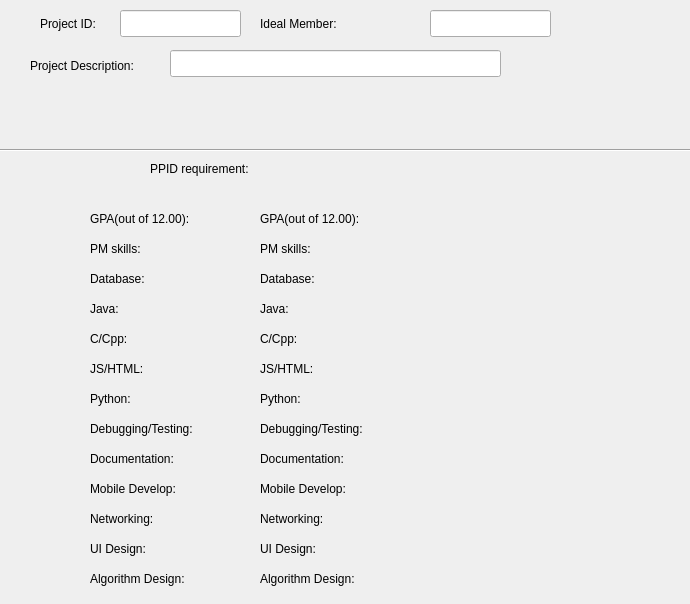
Above: d2/adminprojectwindow.ui from forshakuras/3004 before the change. Below: the same form after it.
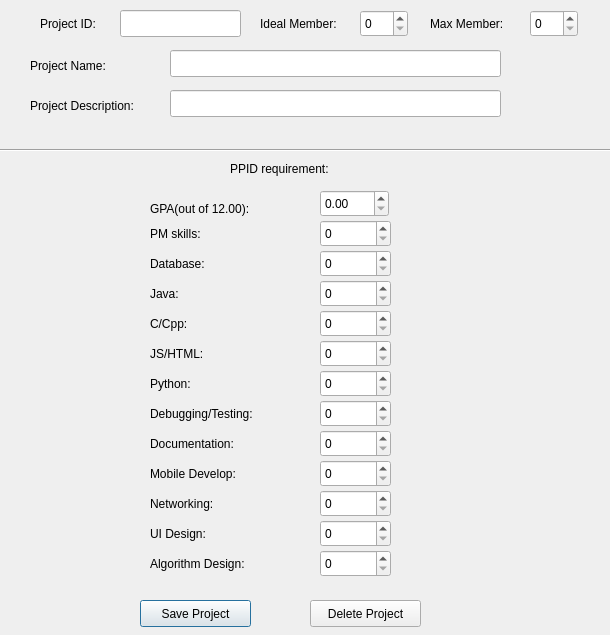
That is the form after the change.

Commit message: admin project window

```diff
--- a/d2/adminprojectwindow.ui
+++ b/d2/adminprojectwindow.ui
@@ -6,52 +6,13 @@
    <rect>
     <x>0</x>
     <y>0</y>
-    <width>690</width>
-    <height>604</height>
+    <width>610</width>
+    <height>635</height>
    </rect>
   </property>
   <property name="windowTitle">
    <string>Dialog</string>
   </property>
-  <widget class="QLineEdit" name="member">
-   <property name="geometry">
-    <rect>
-     <x>430</x>
-     <y>10</y>
-     <width>121</width>
-     <height>27</height>
-    </rect>
-   </property>
-   <property name="readOnly">
-    <bool>true</bool>
-   </property>
-  </widget>
-  <widget class="QLabel" name="uiLabel">
-   <property name="geometry">
-    <rect>
-     <x>260</x>
-     <y>540</y>
-     <width>81</width>
-     <height>17</height>
-    </rect>
-   </property>
-   <property name="text">
-    <string>UI Design:</string>
-   </property>
-  </widget>
-  <widget class="QLabel" name="javaLabel">
-   <property name="geometry">
-    <rect>
-     <x>260</x>
-     <y>300</y>
-     <width>67</width>
-     <height>17</height>
-    </rect>
-   </property>
-   <property name="text">
-    <string>Java:</string>
-   </property>
-  </widget>
   <widget class="QLabel" name="label_4">
    <property name="geometry">
     <rect>
@@ -62,27 +23,14 @@
     </rect>
    </property>
    <property name="text">
-    <string>Project Description:</string>
-   </property>
-  </widget>
-  <widget class="QLabel" name="pythonLabel">
-   <property name="geometry">
-    <rect>
-     <x>260</x>
-     <y>390</y>
-     <width>67</width>
-     <height>17</height>
-    </rect>
-   </property>
-   <property name="text">
-    <string>Python:</string>
+    <string>Project Name:</string>
    </property>
   </widget>
   <widget class="QLabel" name="label_9">
    <property name="geometry">
     <rect>
-     <x>90</x>
-     <y>360</y>
+     <x>150</x>
+     <y>345</y>
      <width>67</width>
      <height>17</height>
     </rect>
@@ -91,19 +39,6 @@
     <string>JS/HTML:</string>
    </property>
   </widget>
-  <widget class="QLabel" name="pmLabel">
-   <property name="geometry">
-    <rect>
-     <x>260</x>
-     <y>240</y>
-     <width>67</width>
-     <height>17</height>
-    </rect>
-   </property>
-   <property name="text">
-    <string>PM skills:</string>
-   </property>
-  </widget>
   <widget class="QLineEdit" name="lineEdit">
    <property name="enabled">
     <bool>true</bool>
@@ -133,24 +68,11 @@
     <string>Ideal Member:</string>
    </property>
   </widget>
-  <widget class="QLabel" name="networkLabel">
-   <property name="geometry">
-    <rect>
-     <x>260</x>
-     <y>510</y>
-     <width>91</width>
-     <height>17</height>
-    </rect>
-   </property>
-   <property name="text">
-    <string>Networking:</string>
-   </property>
-  </widget>
   <widget class="QLabel" name="label_15">
    <property name="geometry">
     <rect>
-     <x>90</x>
-     <y>540</y>
+     <x>150</x>
+     <y>525</y>
      <width>81</width>
      <height>17</height>
     </rect>
@@ -162,7 +84,7 @@
   <widget class="QLabel" name="label_3">
    <property name="geometry">
     <rect>
-     <x>150</x>
+     <x>230</x>
      <y>160</y>
      <width>141</width>
      <height>17</height>
@@ -175,8 +97,8 @@
   <widget class="QLabel" name="label_6">
    <property name="geometry">
     <rect>
-     <x>90</x>
-     <y>270</y>
+     <x>150</x>
+     <y>255</y>
      <width>71</width>
      <height>17</height>
     </rect>
@@ -201,8 +123,8 @@
   <widget class="QLabel" name="label_16">
    <property name="geometry">
     <rect>
-     <x>90</x>
-     <y>570</y>
+     <x>150</x>
+     <y>555</y>
      <width>131</width>
      <height>17</height>
     </rect>
@@ -211,19 +133,6 @@
     <string>Algorithm Design:</string>
    </property>
   </widget>
-  <widget class="QLabel" name="mobileLabel">
-   <property name="geometry">
-    <rect>
-     <x>260</x>
-     <y>480</y>
-     <width>121</width>
-     <height>17</height>
-    </rect>
-   </property>
-   <property name="text">
-    <string>Mobile Develop:</string>
-   </property>
-  </widget>
   <widget class="QLabel" name="label">
    <property name="geometry">
     <rect>
@@ -237,50 +146,11 @@
     <string>Project ID:</string>
    </property>
   </widget>
-  <widget class="QLabel" name="gpaLabel">
-   <property name="geometry">
-    <rect>
-     <x>260</x>
-     <y>210</y>
-     <width>121</width>
-     <height>17</height>
-    </rect>
-   </property>
-   <property name="text">
-    <string>GPA(out of 12.00):</string>
-   </property>
-  </widget>
-  <widget class="QLabel" name="algLabel">
-   <property name="geometry">
-    <rect>
-     <x>260</x>
-     <y>570</y>
-     <width>131</width>
-     <height>17</height>
-    </rect>
-   </property>
-   <property name="text">
-    <string>Algorithm Design:</string>
-   </property>
-  </widget>
   <widget class="QLabel" name="label_8">
    <property name="geometry">
     <rect>
-     <x>90</x>
-     <y>330</y>
-     <width>67</width>
-     <height>17</height>
-    </rect>
-   </property>
-   <property name="text">
-    <string>C/Cpp:</string>
-   </property>
-  </widget>
-  <widget class="QLabel" name="cLabel">
-   <property name="geometry">
-    <rect>
-     <x>260</x>
-     <y>330</y>
+     <x>150</x>
+     <y>315</y>
      <width>67</width>
      <height>17</height>
     </rect>
@@ -292,8 +162,8 @@
   <widget class="QLabel" name="label_10">
    <property name="geometry">
     <rect>
-     <x>90</x>
-     <y>390</y>
+     <x>150</x>
+     <y>375</y>
      <width>67</width>
      <height>17</height>
     </rect>
@@ -305,8 +175,8 @@
   <widget class="QLabel" name="label_12">
    <property name="geometry">
     <rect>
-     <x>90</x>
-     <y>450</y>
+     <x>150</x>
+     <y>435</y>
      <width>121</width>
      <height>17</height>
     </rect>
@@ -318,8 +188,8 @@
   <widget class="QLabel" name="label_13">
    <property name="geometry">
     <rect>
-     <x>90</x>
-     <y>480</y>
+     <x>150</x>
+     <y>465</y>
      <width>121</width>
      <height>17</height>
     </rect>
@@ -328,37 +198,11 @@
     <string>Mobile Develop:</string>
    </property>
   </widget>
-  <widget class="QLabel" name="docLabel">
-   <property name="geometry">
-    <rect>
-     <x>260</x>
-     <y>450</y>
-     <width>121</width>
-     <height>17</height>
-    </rect>
-   </property>
-   <property name="text">
-    <string>Documentation:</string>
-   </property>
-  </widget>
-  <widget class="QLabel" name="jsLabel">
-   <property name="geometry">
-    <rect>
-     <x>260</x>
-     <y>360</y>
-     <width>67</width>
-     <height>17</height>
-    </rect>
-   </property>
-   <property name="text">
-    <string>JS/HTML:</string>
-   </property>
-  </widget>
   <widget class="QLabel" name="label_14">
    <property name="geometry">
     <rect>
-     <x>90</x>
-     <y>510</y>
+     <x>150</x>
+     <y>495</y>
      <width>91</width>
      <height>17</height>
     </rect>
@@ -380,8 +224,8 @@
   <widget class="QLabel" name="label_7">
    <property name="geometry">
     <rect>
-     <x>90</x>
-     <y>300</y>
+     <x>150</x>
+     <y>285</y>
      <width>67</width>
      <height>17</height>
     </rect>
@@ -393,8 +237,8 @@
   <widget class="QLabel" name="label_11">
    <property name="geometry">
     <rect>
-     <x>90</x>
-     <y>420</y>
+     <x>150</x>
+     <y>405</y>
      <width>141</width>
      <height>17</height>
     </rect>
@@ -406,9 +250,9 @@
   <widget class="QLabel" name="label_17">
    <property name="geometry">
     <rect>
-     <x>90</x>
-     <y>210</y>
-     <width>121</width>
+     <x>150</x>
+     <y>200</y>
+     <width>125</width>
      <height>17</height>
     </rect>
    </property>
@@ -416,25 +260,12 @@
     <string>GPA(out of 12.00):</string>
    </property>
   </widget>
-  <widget class="QLabel" name="dbLabel">
-   <property name="geometry">
-    <rect>
-     <x>260</x>
-     <y>270</y>
-     <width>71</width>
-     <height>17</height>
-    </rect>
-   </property>
-   <property name="text">
-    <string>Database:</string>
-   </property>
-  </widget>
   <widget class="QLabel" name="label_5">
    <property name="geometry">
     <rect>
-     <x>90</x>
-     <y>240</y>
-     <width>67</width>
+     <x>150</x>
+     <y>225</y>
+     <width>63</width>
      <height>17</height>
     </rect>
    </property>
@@ -445,14 +276,219 @@
   <widget class="QLabel" name="debugLabel">
    <property name="geometry">
     <rect>
-     <x>260</x>
-     <y>420</y>
+     <x>30</x>
+     <y>80</y>
      <width>141</width>
+     <height>51</height>
+    </rect>
+   </property>
+   <property name="text">
+    <string>Project Description:</string>
+   </property>
+  </widget>
+  <widget class="QLineEdit" name="projDesc">
+   <property name="geometry">
+    <rect>
+     <x>170</x>
+     <y>90</y>
+     <width>331</width>
+     <height>27</height>
+    </rect>
+   </property>
+  </widget>
+  <widget class="QLabel" name="label_19">
+   <property name="geometry">
+    <rect>
+     <x>430</x>
+     <y>15</y>
+     <width>111</width>
      <height>17</height>
     </rect>
    </property>
    <property name="text">
-    <string>Debugging/Testing:</string>
+    <string>Max Member:</string>
+   </property>
+  </widget>
+  <widget class="QSpinBox" name="idealSpin">
+   <property name="geometry">
+    <rect>
+     <x>360</x>
+     <y>10</y>
+     <width>48</width>
+     <height>27</height>
+    </rect>
+   </property>
+  </widget>
+  <widget class="QSpinBox" name="maxSpin">
+   <property name="geometry">
+    <rect>
+     <x>530</x>
+     <y>10</y>
+     <width>48</width>
+     <height>27</height>
+    </rect>
+   </property>
+  </widget>
+  <widget class="QDoubleSpinBox" name="doubleSpinBox">
+   <property name="geometry">
+    <rect>
+     <x>320</x>
+     <y>190</y>
+     <width>69</width>
+     <height>27</height>
+    </rect>
+   </property>
+   <property name="maximum">
+    <double>12.000000000000000</double>
+   </property>
+   <property name="singleStep">
+    <double>0.100000000000000</double>
+   </property>
+  </widget>
+  <widget class="QSpinBox" name="pmSpin">
+   <property name="geometry">
+    <rect>
+     <x>320</x>
+     <y>220</y>
+     <width>71</width>
+     <height>27</height>
+    </rect>
+   </property>
+  </widget>
+  <widget class="QSpinBox" name="dbSpin">
+   <property name="geometry">
+    <rect>
+     <x>320</x>
+     <y>250</y>
+     <width>71</width>
+     <height>27</height>
+    </rect>
+   </property>
+  </widget>
+  <widget class="QSpinBox" name="javaSpin">
+   <property name="geometry">
+    <rect>
+     <x>320</x>
+     <y>280</y>
+     <width>71</width>
+     <height>27</height>
+    </rect>
+   </property>
+  </widget>
+  <widget class="QSpinBox" name="cSpin">
+   <property name="geometry">
+    <rect>
+     <x>320</x>
+     <y>310</y>
+     <width>71</width>
+     <height>27</height>
+    </rect>
+   </property>
+  </widget>
+  <widget class="QSpinBox" name="jsSpin">
+   <property name="geometry">
+    <rect>
+     <x>320</x>
+     <y>340</y>
+     <width>71</width>
+     <height>27</height>
+    </rect>
+   </property>
+  </widget>
+  <widget class="QSpinBox" name="pythonSpin">
+   <property name="geometry">
+    <rect>
+     <x>320</x>
+     <y>370</y>
+     <width>71</width>
+     <height>27</height>
+    </rect>
+   </property>
+  </widget>
+  <widget class="QSpinBox" name="debugSpin">
+   <property name="geometry">
+    <rect>
+     <x>320</x>
+     <y>400</y>
+     <width>71</width>
+     <height>27</height>
+    </rect>
+   </property>
+  </widget>
+  <widget class="QSpinBox" name="docSpin">
+   <property name="geometry">
+    <rect>
+     <x>320</x>
+     <y>430</y>
+     <width>71</width>
+     <height>27</height>
+    </rect>
+   </property>
+  </widget>
+  <widget class="QSpinBox" name="mobileSpin">
+   <property name="geometry">
+    <rect>
+     <x>320</x>
+     <y>460</y>
+     <width>71</width>
+     <height>27</height>
+    </rect>
+   </property>
+  </widget>
+  <widget class="QSpinBox" name="networkSpin">
+   <property name="geometry">
+    <rect>
+     <x>320</x>
+     <y>490</y>
+     <width>71</width>
+     <height>27</height>
+    </rect>
+   </property>
+  </widget>
+  <widget class="QSpinBox" name="uiSpin">
+   <property name="geometry">
+    <rect>
+     <x>320</x>
+     <y>520</y>
+     <width>71</width>
+     <height>27</height>
+    </rect>
+   </property>
+  </widget>
+  <widget class="QSpinBox" name="algSpin">
+   <property name="geometry">
+    <rect>
+     <x>320</x>
+     <y>550</y>
+     <width>71</width>
+     <height>27</height>
+    </rect>
+   </property>
+  </widget>
+  <widget class="QPushButton" name="pushButton">
+   <property name="geometry">
+    <rect>
+     <x>140</x>
+     <y>600</y>
+     <width>111</width>
+     <height>27</height>
+    </rect>
+   </property>
+   <property name="text">
+    <string>Save Project</string>
+   </property>
+  </widget>
+  <widget class="QPushButton" name="pushButton_2">
+   <property name="geometry">
+    <rect>
+     <x>310</x>
+     <y>600</y>
+     <width>111</width>
+     <height>27</height>
+    </rect>
+   </property>
+   <property name="text">
+    <string>Delete Project</string>
    </property>
   </widget>
  </widget>
```
Left out of the diff: 4 changed lines with no effect on the pictures. The commit also changes 1 other file.
